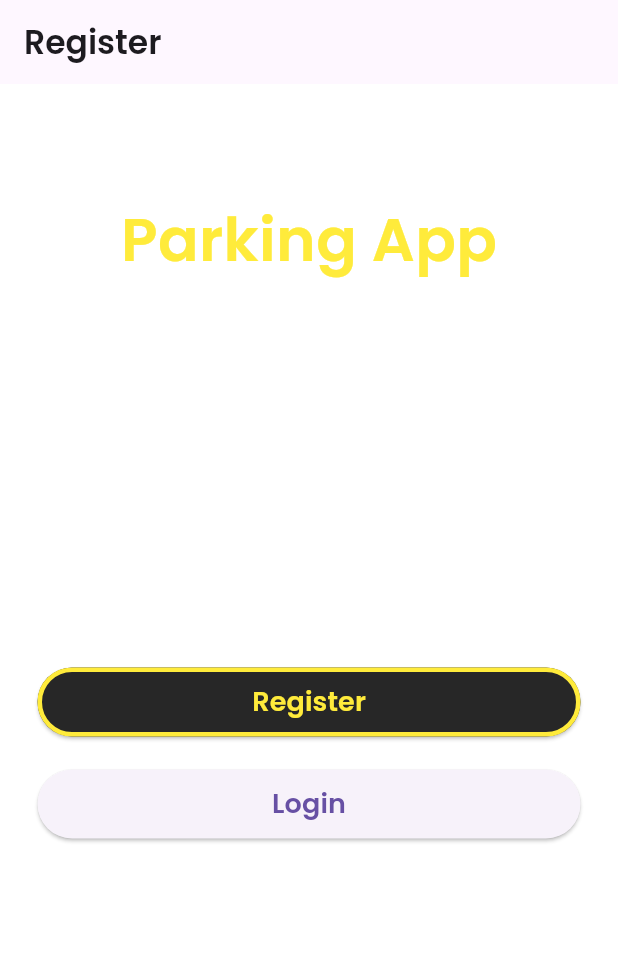
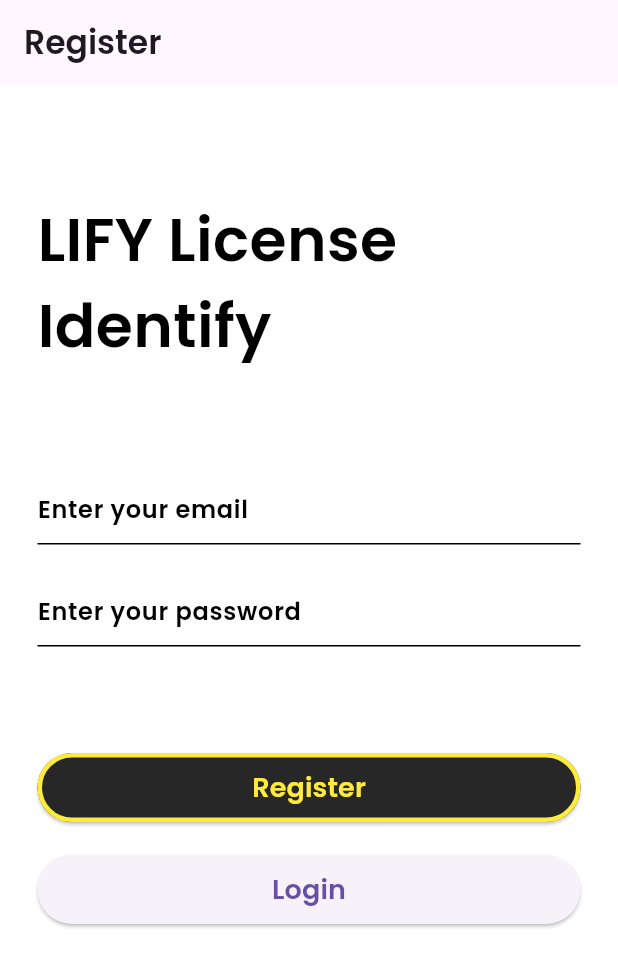
Before and after one commit to FaizalLeviansyah/LIFY_License_Identify_App, a Flutter app: the screen it shows after launch, after a tap on "Register", on a phone screen of 412 x 824 dp. Shown: the top 967 px of the screen. Run offline on Flutter 3.47's test engine with Material 3 defaults, Android fonts, the phone set to English and light mode, and no system bars; our stand-ins replace cloud_firestore, firebase_auth, firebase_core, firebase_storage, image_cropper, image_picker and 2 more; missing offline and left inert: google_mlkit_text_recognition; accounts and stored records are empty; network calls fail.

Commit message:
Second_Commit

```diff
--- a/lib/views/auth/login_view.dart
+++ b/lib/views/auth/login_view.dart
@@ -47,7 +47,7 @@ class _LoginViewState extends State<LoginView> {
                   child: Text(
                     'LIFY License Identify',
                     style: TextStyle(
-                        color: Colors.yellow,
+                        color: Colors.black,
                         fontSize: 40,
                         fontWeight: FontWeight.w400),
                   ),
@@ -55,16 +55,16 @@ class _LoginViewState extends State<LoginView> {
                 Padding(
                   padding: const EdgeInsets.only(top: 20, bottom: 20),
                   child: TextField(
-                    style: const TextStyle(color: Colors.white),
+                    style: const TextStyle(color: Colors.black),
                     controller: _email,
                     enableSuggestions: false,
                     autocorrect: false,
                     keyboardType: TextInputType.emailAddress,
                     decoration: const InputDecoration(
                       hintText: 'Enter your email',
-                      hintStyle: TextStyle(color: Colors.white),
+                      hintStyle: TextStyle(color: Colors.black),
                       enabledBorder: UnderlineInputBorder(
-                        borderSide: BorderSide(color: Colors.white),
+                        borderSide: BorderSide(color: Colors.black),
                       ),
                     ),
                   ),
@@ -72,16 +72,16 @@ class _LoginViewState extends State<LoginView> {
                 Padding(
                   padding: const EdgeInsets.only(bottom: 20),
                   child: TextField(
-                    style: const TextStyle(color: Colors.white),
+                    style: const TextStyle(color: Colors.black),
                     controller: _password,
                     obscureText: true,
                     enableSuggestions: false,
                     autocorrect: false,
                     decoration: const InputDecoration(
                       hintText: 'Enter your password',
-                      hintStyle: TextStyle(color: Colors.white),
+                      hintStyle: TextStyle(color: Colors.black),
                       enabledBorder: UnderlineInputBorder(
-                        borderSide: BorderSide(color: Colors.white),
+                        borderSide: BorderSide(color: Colors.black),
                       ),
                     ),
                   ),
--- a/lib/views/auth/register_view.dart
+++ b/lib/views/auth/register_view.dart
@@ -46,9 +46,9 @@ class _RegisterViewState extends State<RegisterView> {
                 const Padding(
                   padding: EdgeInsets.only(bottom: 50, top: 50),
                   child: Text(
-                    'Parking App',
+                    'LIFY License Identify',
                     style: TextStyle(
-                        color: Colors.yellow,
+                        color: Colors.black,
                         fontSize: 40,
                         fontWeight: FontWeight.w400),
                   ),
@@ -56,16 +56,16 @@ class _RegisterViewState extends State<RegisterView> {
                 Padding(
                   padding: const EdgeInsets.only(top: 20, bottom: 20),
                   child: TextField(
-                    style: const TextStyle(color: Colors.white),
+                    style: const TextStyle(color: Colors.black),
                     controller: _email,
                     enableSuggestions: false,
                     autocorrect: false,
                     keyboardType: TextInputType.emailAddress,
                     decoration: const InputDecoration(
                       hintText: 'Enter your email',
-                      hintStyle: TextStyle(color: Colors.white),
+                      hintStyle: TextStyle(color: Colors.black),
                       enabledBorder: UnderlineInputBorder(
-                        borderSide: BorderSide(color: Colors.white),
+                        borderSide: BorderSide(color: Colors.black),
                       ),
                     ),
                   ),
@@ -73,16 +73,16 @@ class _RegisterViewState extends State<RegisterView> {
                 Padding(
                   padding: const EdgeInsets.only(bottom: 20),
                   child: TextField(
-                    style: const TextStyle(color: Colors.white),
+                    style: const TextStyle(color: Colors.black),
                     controller: _password,
                     obscureText: true,
                     enableSuggestions: false,
                     autocorrect: false,
                     decoration: const InputDecoration(
                       hintText: 'Enter your password',
-                      hintStyle: TextStyle(color: Colors.white),
+                      hintStyle: TextStyle(color: Colors.black),
                       enabledBorder: UnderlineInputBorder(
-                        borderSide: BorderSide(color: Colors.white),
+                        borderSide: BorderSide(color: Colors.black),
                       ),
                     ),
                   ),
--- a/lib/views/scan/scan_view.dart
+++ b/lib/views/scan/scan_view.dart
@@ -157,11 +157,11 @@ class _ScanViewState extends State<ScanView> {
                                       width: 15,
                                       height: 15,
                                       child: CircularProgressIndicator(
-                                        color: Color.fromRGBO(248, 215, 166, 1),
+                                        color: Color.fromRGBO(0, 0, 0, 1),
                                       ),
                                     )
                                   : const Text(
-                                      'Scan photo',
+                                      'Scan Below',
                                       style: TextStyle(
                                           color:
                                               Color.fromRGBO(248, 215, 166, 1),
@@ -190,7 +190,7 @@ class _ScanViewState extends State<ScanView> {
                                 ),
                               ),
                               child: const Text(
-                                'Scan Photo Offline',
+                                'Scan Photo Now!!',
                                 style: TextStyle(
                                     color: Color.fromRGBO(248, 215, 166, 1),
                                     fontSize: 15),
@@ -205,7 +205,7 @@ class _ScanViewState extends State<ScanView> {
               ),
               Text(
                 ocrResult,
-                style: const TextStyle(color: Colors.white),
+                style: const TextStyle(color: Color.fromARGB(255, 0, 0, 0)),
               ),
               ocrResult == ''
                   ? const SizedBox(
@@ -388,7 +388,7 @@ class _ScanViewState extends State<ScanView> {
       return await showErrorDialog(context, 'No photo yet, can not scan');
     }
     var request = http.MultipartRequest(
-        'POST', Uri.parse('http://ikmalfaris50.pythonanywhere.com/'));
+        'POST', Uri.parse('http://faizalleviansyah.pythonanywhere.com/'));
     request.files
         .add(await http.MultipartFile.fromPath('image', imageFile!.path));
     try {
```
Also changed, not shown: 1 other file.
